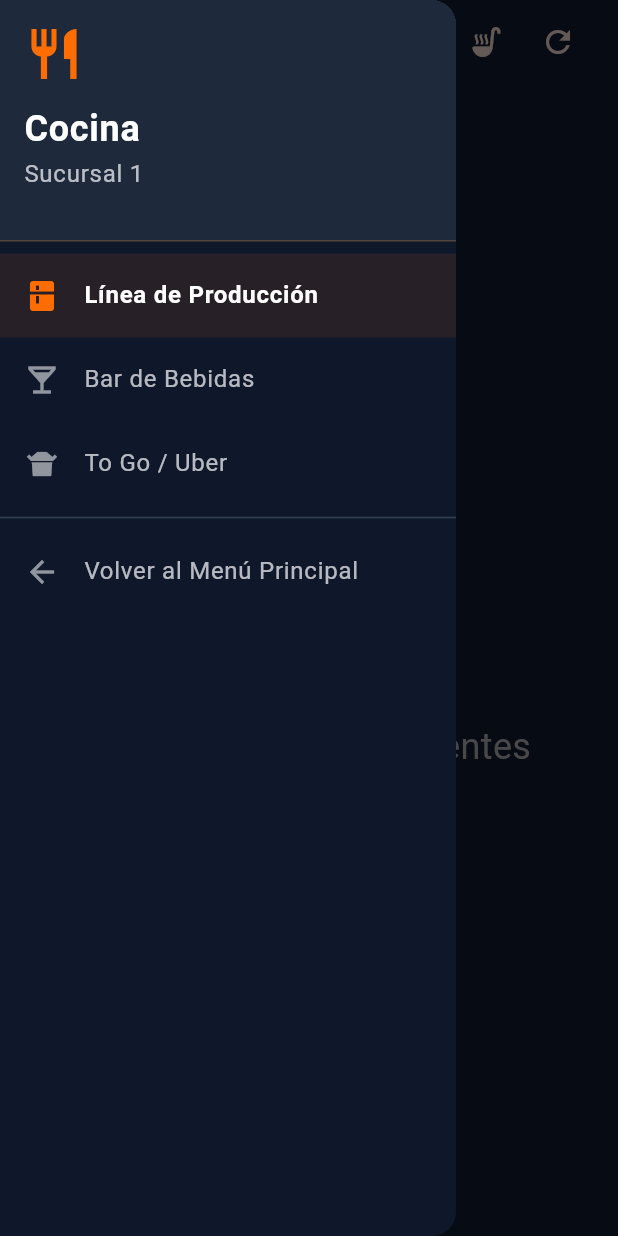
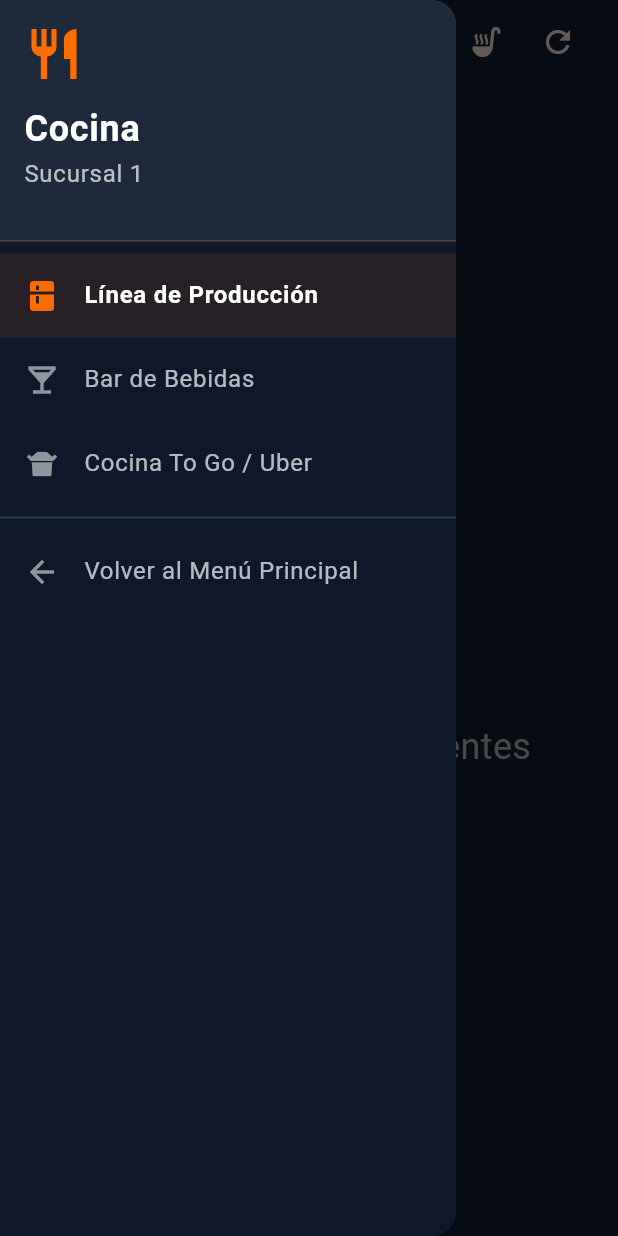
Before and after one commit to gorditasmh2020rigoberto/restaurant, a Flutter app: the KitchenView screen opened by its route, with the side drawer open, on a phone screen of 412 x 824 dp. Run offline on Flutter 3.47's test engine with Material 3 defaults, Android fonts, the phone set to English and light mode, and no system bars; our stand-ins replace audioplayers, image_picker, pdf, printing, qr_flutter, shared_preferences and 1 more; missing offline and left inert: dart:html, dart:js, dart:js_interop, dart:ui_web; accounts and stored records are empty; key blocks and very long unbroken strings in the code were emptied for the run.

Commit message:
feat: usar "Cocina To Go" como etiqueta del rol de cocina takeout
En kitchen_view, el título corto y el item del sidebar para el modo
"takeout" ahora dicen "Cocina To Go" en vez de solo "To Go", consistente
con el título principal y la pantalla de selección de rol.

Co-Authored-By: Claude Opus 4.7 <noreply@anthropic.com>

```diff
--- a/lib/views/kitchen_view.dart
+++ b/lib/views/kitchen_view.dart
@@ -317,7 +317,7 @@ class _KitchenViewState extends State<KitchenView> {
                 const Icon(Icons.restaurant, color: Color(0xFFFF6D00), size: 40),
                 const SizedBox(height: 12),
                 Text(
-                  widget.isDrinksOnly ? 'Bar' : (widget.isTakeoutOnly ? 'To Go' : 'Cocina'),
+                  widget.isDrinksOnly ? 'Bar' : (widget.isTakeoutOnly ? 'Cocina To Go' : 'Cocina'),
                   style: const TextStyle(color: Colors.white, fontSize: 24, fontWeight: FontWeight.bold),
                 ),
                 Text(Globals.currentBranch, style: const TextStyle(color: Colors.white70)),
@@ -326,7 +326,7 @@ class _KitchenViewState extends State<KitchenView> {
           ),
           _sidebarItem(context, Icons.kitchen, 'Línea de Producción', widget.isDrinksOnly == false && widget.isTakeoutOnly == false),
           _sidebarItem(context, Icons.local_bar, 'Bar de Bebidas', widget.isDrinksOnly),
-          _sidebarItem(context, Icons.takeout_dining, 'To Go / Uber', widget.isTakeoutOnly),
+          _sidebarItem(context, Icons.takeout_dining, 'Cocina To Go / Uber', widget.isTakeoutOnly),
           const Divider(color: Color(0xFF334155)),
           ListTile(
             leading: const Icon(Icons.arrow_back, color: Colors.white54),
```
